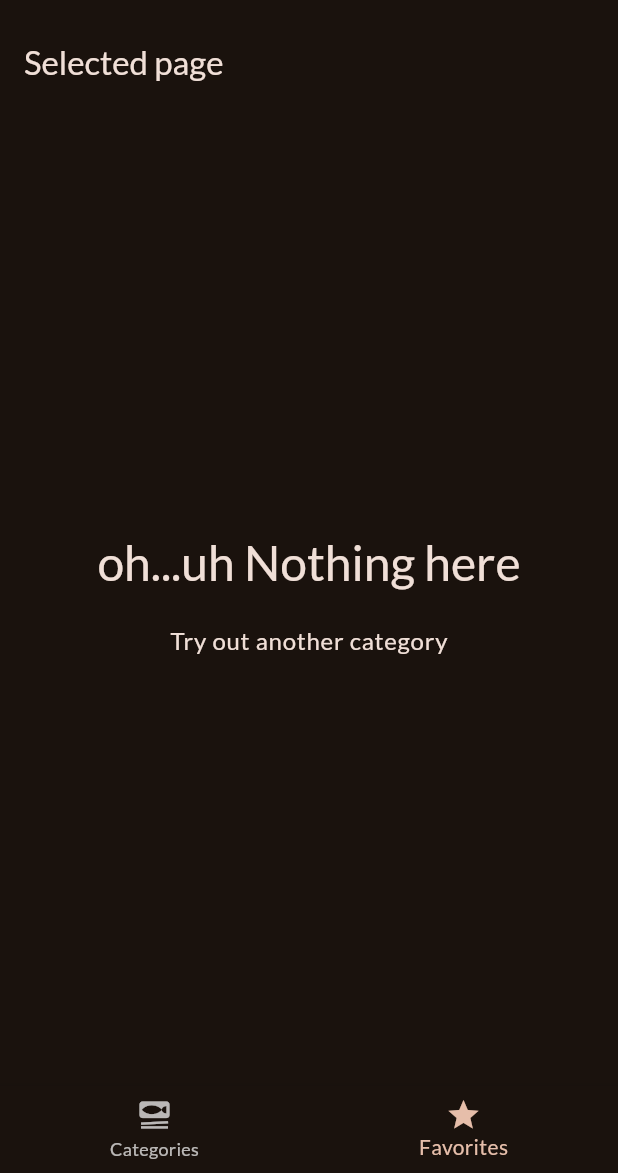
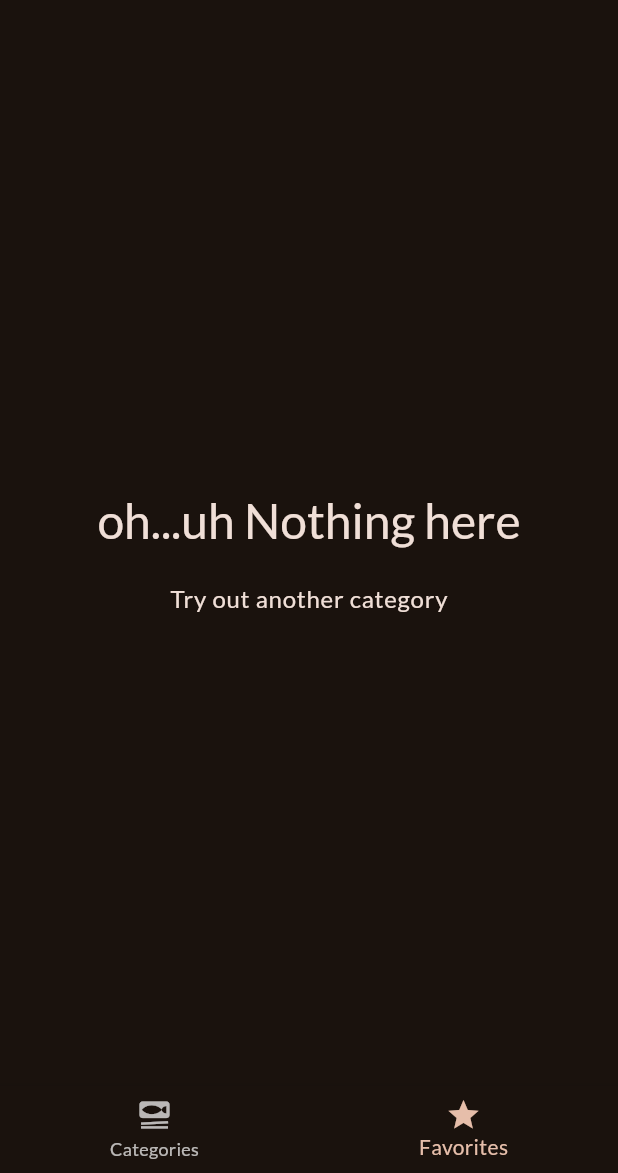
Before and after one commit to alvinwarui29/MealsAppFlutter, a Flutter app: the screen it shows after launch, item 2 of the bottom bar chosen, on a phone screen of 412 x 824 dp, the part 63-1236 px from its top. Run offline on Flutter 3.47's test engine with Material 2 defaults, Android fonts, the phone set to English and light mode, and no system bars; our stand-ins replace google_fonts, transparent_image.

Commit message:
fix appbar bug in meals page

```diff
--- a/lib/screens/meals.dart
+++ b/lib/screens/meals.dart
@@ -4,8 +4,8 @@ import 'package:meals/screens/meals_detail.dart';
 import 'package:meals/widgets/meal_item.dart';
 
 class MealsScreen extends StatelessWidget {
-  const MealsScreen({super.key, required this.title, required this.meal});
-  final String title;
+  const MealsScreen({super.key, this.title, required this.meal});
+  final String? title;
   final List<Meal> meal;
 
   void selectMeal(BuildContext context, meal) {
@@ -47,8 +47,11 @@ class MealsScreen extends StatelessWidget {
         ),
       );
     }
+    if (title == null) {
+      return content;
+    }
     return Scaffold(
-      appBar: AppBar(title: Text(title)),
+      appBar: AppBar(title: Text(title!)),
       body: content,
     );
   }
--- a/lib/screens/tabs.dart
+++ b/lib/screens/tabs.dart
@@ -22,7 +22,7 @@ class _TabsScreenState extends State<TabsScreen> {
     var title = 'Categories';
 
     if (_selectedPageIndex == 1) {
-      activeScreen = const MealsScreen(title: 'Selected page', meal: []);
+      activeScreen = const MealsScreen(meal: []);
     }
 
     return Scaffold(
```
